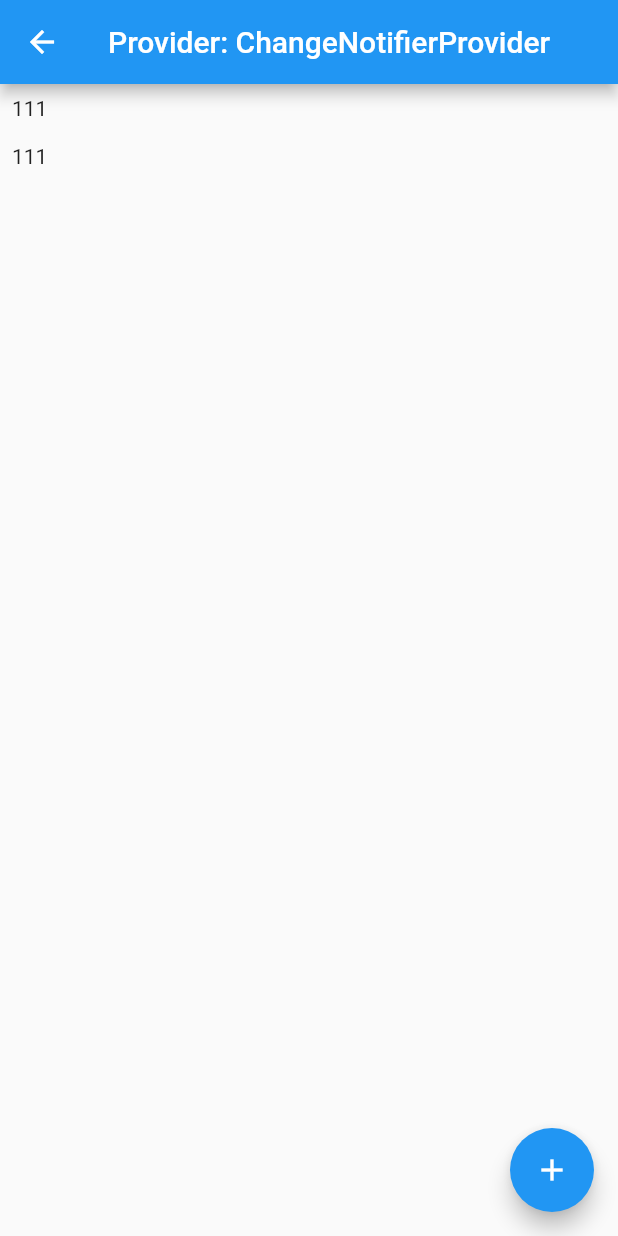
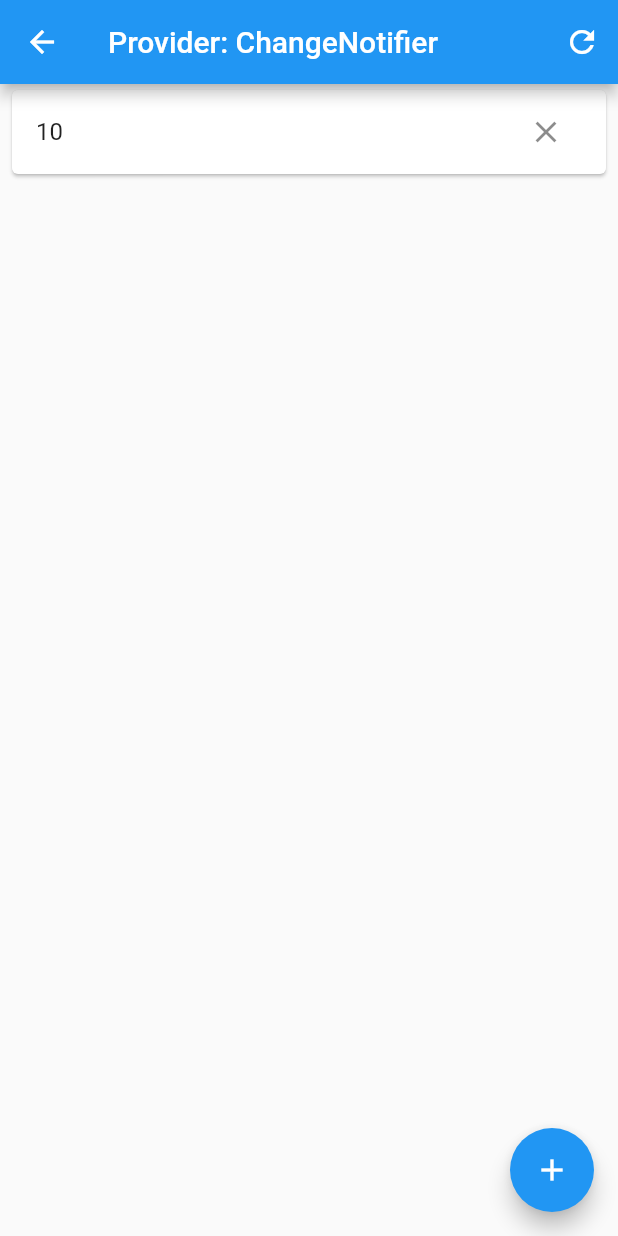
Before and after one commit to MyoMin-Latt/flutter-riverpod, a Flutter app: the ChangeNotifierPage screen opened directly, after a tap on the "add" icon, on a phone screen of 412 x 824 dp. Run offline on Flutter 3.47's test engine with Material 2 defaults, Android fonts, the phone set to English and light mode, and no system bars; our stand-ins replace hooks_riverpod.

Commit message:
delete index, object in list at stateNotifier, changeNotifier

```diff
--- a/lib/change_notifier_page.dart
+++ b/lib/change_notifier_page.dart
@@ -1,15 +1,26 @@
 import 'dart:collection';
+import 'dart:math';
 import 'package:flutter/material.dart';
 import 'package:hooks_riverpod/hooks_riverpod.dart';
 
 // Number_Change_Notifier
 class NumberChangeNotifier extends ChangeNotifier {
-  final List<int> _numbers = [111];
+  List<int> _numbers = [];
 
   UnmodifiableListView<int> get numbers => UnmodifiableListView(_numbers);
 
   void add(int number) {
     _numbers.add(number);
+    notifyListeners();
+  }
+
+  void clear() {
+    _numbers = [];
+    notifyListeners();
+  }
+
+  void deleteByIndex(int index) {
+    _numbers.removeAt(index);
     notifyListeners();
   }
 }
@@ -29,22 +40,40 @@ class ChangeNotifierPage extends ConsumerWidget {
     final numberChangeNotifierState = ref.watch(numberChangeNotifierProvider);
     return Scaffold(
       appBar: AppBar(
-        title: const Text('Provider: ChangeNotifierProvider'),
+        title: const Text('Provider: ChangeNotifier'),
+        actions: [
+          IconButton(
+              onPressed: () {
+                ref.read(numberChangeNotifierProvider.notifier).clear();
+              },
+              icon: const Icon(Icons.refresh))
+        ],
       ),
       body: Center(
         child: ListView.builder(
             itemCount: numberChangeNotifierState.numbers.length,
             itemBuilder: (context, index) {
               return Padding(
-                padding: const EdgeInsets.all(8.0),
-                child:
-                    Text(numberChangeNotifierState.numbers[index].toString()),
+                padding: const EdgeInsets.symmetric(horizontal: 4),
+                child: Card(
+                    child: ListTile(
+                  title:
+                      Text(numberChangeNotifierState.numbers[index].toString()),
+                  trailing: IconButton(
+                      onPressed: () {
+                        ref
+                            .read(numberChangeNotifierProvider.notifier)
+                            .deleteByIndex(index);
+                      },
+                      icon: const Icon(Icons.close)),
+                )),
               );
             }),
       ),
       floatingActionButton: FloatingActionButton(
         onPressed: () {
-          ref.read(numberChangeNotifierProvider.notifier).add(111);
+          var digit = Random().nextInt(30);
+          ref.read(numberChangeNotifierProvider.notifier).add(digit);
         },
         child: const Icon(Icons.add),
       ),
--- a/lib/provider_page2.dart
+++ b/lib/provider_page2.dart
@@ -13,7 +13,7 @@ class ProviderPage2 extends ConsumerWidget {
     final number = ref.watch(numberProvider);
     return Scaffold(
       appBar: AppBar(
-        title: const Text('Provider: Use Consumer'),
+        title: const Text('Provider: Use ConsumerWidget'),
       ),
       body: Center(
         child: Text(number.toString()),
```
Also changed, not shown: lib/state_notifier_page.dart (+52 -12 lines).
